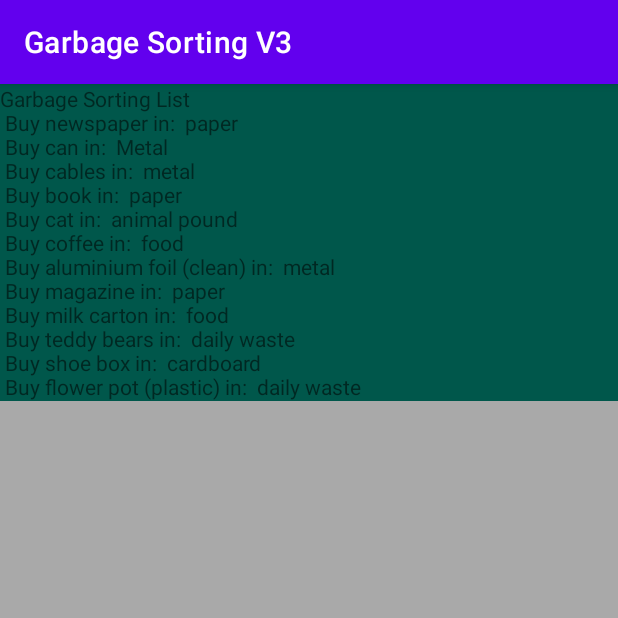
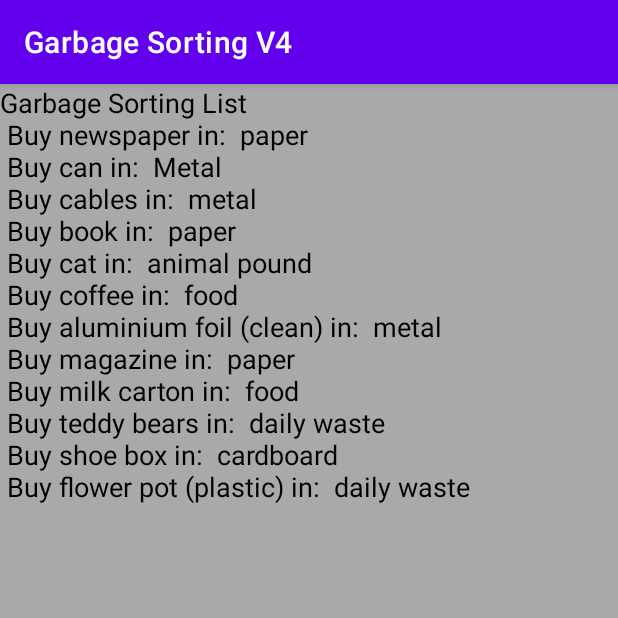
Before and after one commit to smhyatt/Garbage, an Android app: the screen it shows after launch (ListActivity), after a tap on "LIST ALL ITEMS", on a phone screen of 412 x 824 dp, the top half of it. Run offline under Robolectric (Android 15) with nearby library versions, the phone set to English and light mode, and no system bars.

Commit message:
Garbage version 4

```diff
--- a/GarbageV4/app/src/main/java/com/example/garbage/UIFragment.java
+++ b/GarbageV4/app/src/main/java/com/example/garbage/UIFragment.java
@@ -7,7 +7,6 @@ import android.view.LayoutInflater;
 import android.view.View;
 import android.view.ViewGroup;
 import android.widget.Button;
-import android.widget.EditText;
 import android.widget.TextView;
 import android.widget.Toast;
 
@@ -16,8 +15,8 @@ import androidx.fragment.app.Fragment;
 
 public class UIFragment extends Fragment {
     //GUI variables
-    private Button listItems;
-    private TextView newWhat, newWhere;
+    private Button listItems, findItem;
+    private TextView newWhat;
 
     // Model: Database of items
     private static ItemsDB itemsDB;
@@ -33,11 +32,9 @@ public class UIFragment extends Fragment {
         final View v = inflater.inflate(R.layout.fragment_ui, container, false);
 
         //Text Fields
-//        newWhat = v.findViewById(R.id.what_text);
-//        newWhere = v.findViewById(R.id.where_text);
+        newWhat = v.findViewById(R.id.user_input);
 
         if (getResources().getConfiguration().orientation == Configuration.ORIENTATION_PORTRAIT) {
-            // The search button for looking up items
             listItems = v.findViewById(R.id.list_button);
             listItems.setOnClickListener(new View.OnClickListener() {
                 @Override
@@ -48,25 +45,19 @@ public class UIFragment extends Fragment {
             });
         };
 
-
-
-
-
-/*        addItem = v.findViewById(R.id.add_button);
-        // adding a new thing
-        addItem.setOnClickListener(new View.OnClickListener() {
+        findItem = v.findViewById(R.id.search_button);
+        findItem.setOnClickListener(new View.OnClickListener() {
             @Override
             public void onClick(View view) {
                 String whatS = newWhat.getText().toString().trim();
-                String whereS = newWhere.getText().toString().trim();
-                if ((whatS.length() > 0) && (whereS.length() > 0)) {
-                    itemsDB.addItem(whatS, whereS);
-                    newWhat.setText("");
-                    newWhere.setText("");
+                if (whatS.length() > 0) {
+                    String whereS = itemsDB.getWhere(whatS);
+                    newWhat.setText(whereS);
                 } else
                     Toast.makeText(getActivity(), R.string.empty_toast, Toast.LENGTH_LONG).show();
             }
-        });*/
+        });
+
         return v;
     }
 }
--- a/GarbageV4/app/src/main/res/layout/fragment_list.xml
+++ b/GarbageV4/app/src/main/res/layout/fragment_list.xml
@@ -10,6 +10,8 @@
         android:layout_width="match_parent"
         android:layout_height="wrap_content"
         android:gravity="top"
-        android:background="@color/colorPrimaryDark"/>
+        android:background="@color/colorGrey"
+        android:textColor="@android:color/black"
+        android:textSize="18sp" />
 
 </LinearLayout>
--- a/GarbageV4/app/src/main/res/values/strings.xml
+++ b/GarbageV4/app/src/main/res/values/strings.xml
@@ -1,5 +1,5 @@
 <resources>
-    <string name="app_name">Garbage Sorting V3</string>
+    <string name="app_name">Garbage Sorting V4</string>
     <string name="heading_create">Add new item</string>
     <string name="what_item">What item? </string>
     <string name="where">Where?</string>
```
Also changed, not shown: GarbageV4/app/src/main/assets/garbageItems.json (deleted, +0 -13 lines), GarbageV4/app/src/main/java/com/example/garbage/ItemsDB.java (+0 -27 lines), GarbageV4/app/src/main/java/com/example/garbage/MainActivity.java (deleted, +0 -46 lines), GarbageV4/app/src/main/res/layout/activity_main.xml (deleted, +0 -58 lines).
